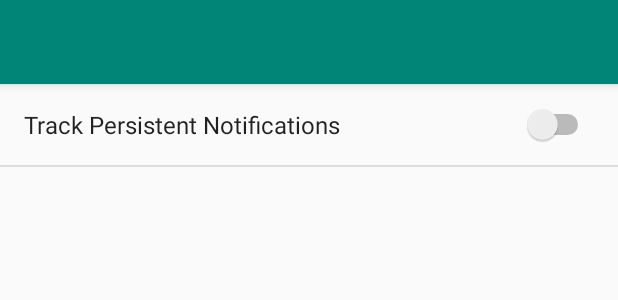
After one commit to MackChabot/notificationlog, an Android app: the layout activity_settings.xml on its own in the app's theme, with its tools: preview values and no code run, on a phone screen of 412 x 824 dp. The commit adds this screen. Shown: the top 300 px of the screen. Run offline under Robolectric (Android 15) with nearby library versions, the phone set to English and light mode, and no system bars.

Commit message:
Added Settings menu. Added setting for tracking persistent notifications. Nearly killed myself from frustration. New DB records are added only if the setting is set to track them. They remain in the DB if the setting is disabled, and are just hidden instead. Moved onOptionsItemSelected from the MainActivityFragment to MainActivity because I guess you need to do that to use preferences.

```diff
--- /dev/null
+++ b/app/src/main/java/org/team7/notificationlog/SettingsActivityFragment.java
@@ -0,0 +1,15 @@
+package org.team7.notificationlog;
+
+import android.os.Bundle;
+import android.preference.PreferenceFragment;
+
+public class SettingsActivityFragment extends PreferenceFragment {
+
+    public SettingsActivityFragment() {}
+
+    @Override
+    public void onCreate(Bundle bundle) {
+        super.onCreate(bundle);
+        addPreferencesFromResource(R.xml.preferences);
+    }
+}
--- /dev/null
+++ b/app/src/main/res/layout/activity_settings.xml
@@ -0,0 +1,24 @@
+<?xml version="1.0" encoding="utf-8"?>
+<LinearLayout xmlns:android="http://schemas.android.com/apk/res/android"
+    xmlns:app="http://schemas.android.com/apk/res-auto"
+    xmlns:tools="http://schemas.android.com/tools"
+    android:layout_width="match_parent"
+    android:layout_height="match_parent"
+    tools:context=".SettingsActivity"
+    android:orientation="vertical">
+
+    <com.google.android.material.appbar.AppBarLayout
+        android:layout_width="match_parent"
+        android:layout_height="wrap_content">
+
+        <androidx.appcompat.widget.Toolbar
+            android:id="@+id/toolbar"
+            android:layout_width="match_parent"
+            android:layout_height="?attr/actionBarSize"
+            android:background="?attr/colorPrimary"/>
+
+    </com.google.android.material.appbar.AppBarLayout>
+
+    <include layout="@layout/content_settings" />
+
+</LinearLayout>
--- /dev/null
+++ b/app/src/main/res/xml/preferences.xml
@@ -0,0 +1,7 @@
+<?xml version="1.0" encoding="utf-8"?>
+<PreferenceScreen xmlns:android="http://schemas.android.com/apk/res/android">
+    <SwitchPreference
+        android:defaultValue="false"
+        android:key="trackPersistent"
+        android:title="Track Persistent Notifications" />
+</PreferenceScreen>
```
Also changed, not shown: app/src/main/AndroidManifest.xml (+13 -0 lines), app/src/main/java/org/team7/notificationlog/MainActivity.java (+63 -1 lines), app/src/main/java/org/team7/notificationlog/MainActivityFragment.java (+2 -46 lines), app/src/main/java/org/team7/notificationlog/MainActivityViewModel.java (+26 -4 lines), app/src/main/java/org/team7/notificationlog/NLService.java (+9 -2 lines), app/src/main/java/org/team7/notificationlog/SettingsActivity.java (added, +19 -0 lines), app/src/main/res/layout/content_settings.xml (added, +9 -0 lines), app/src/main/res/layout/fragment_settings.xml (added, +10 -0 lines).
